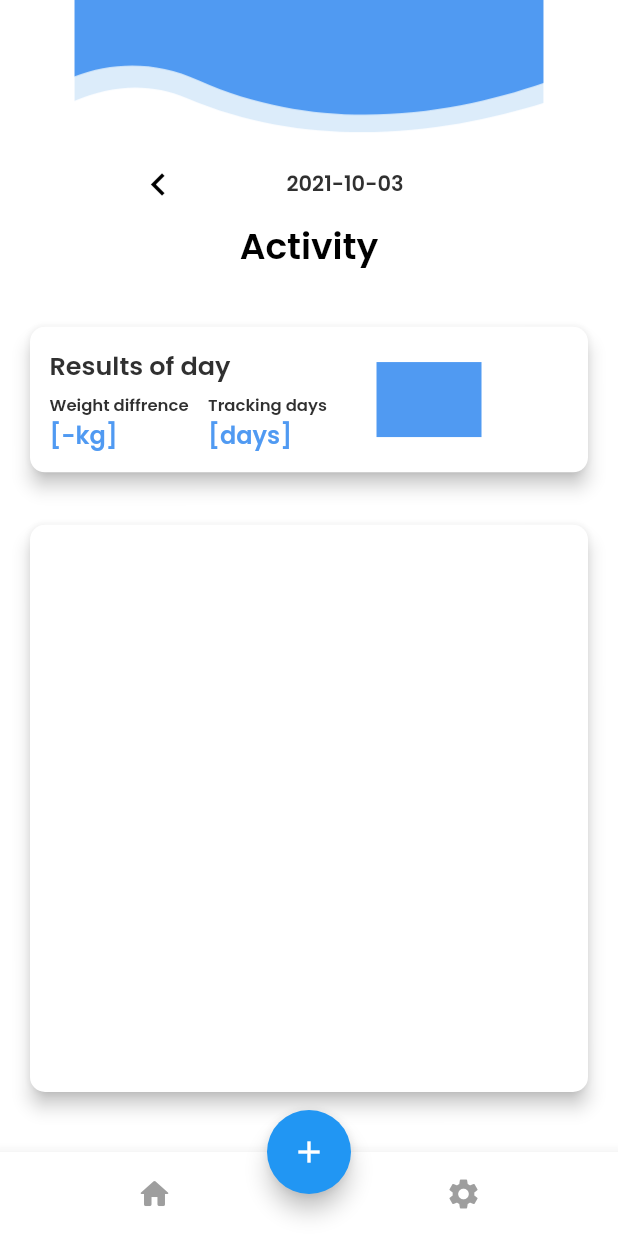
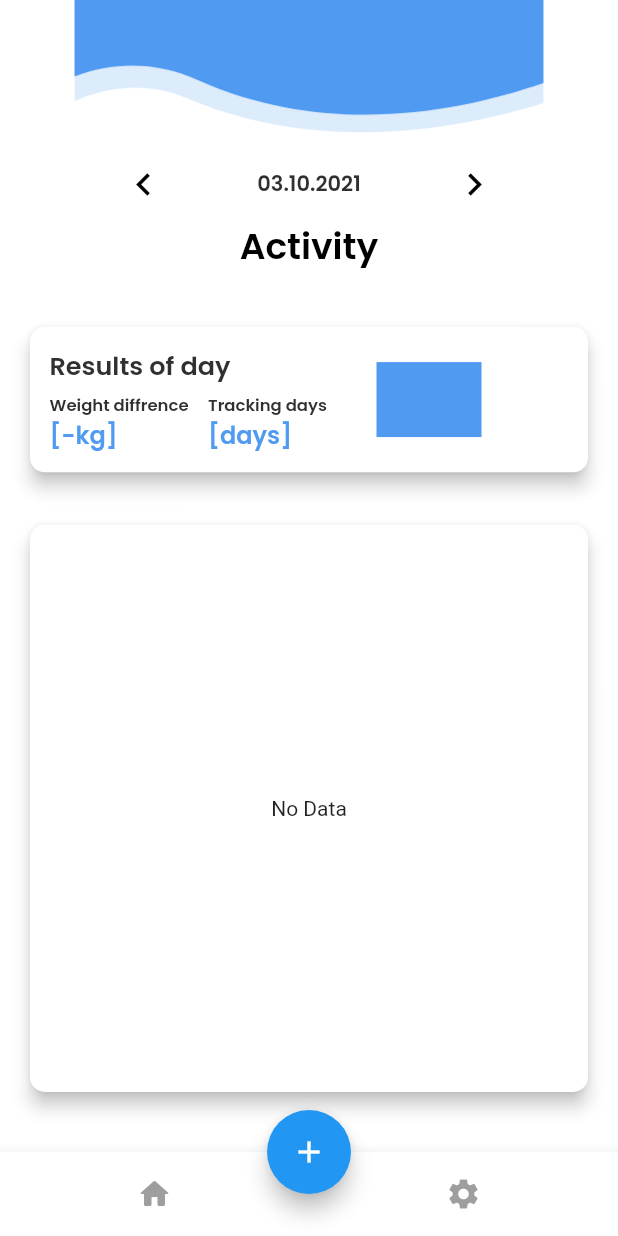
Before and after one commit to OstapFilipenko/Foody, a Flutter app: the screen it shows after launch, on a phone screen of 412 x 824 dp. Run offline on Flutter 3.47's test engine with Material 2 defaults, Android fonts, the phone set to English and light mode, and no system bars; our stand-ins replace auto_size_text, built_collection, built_value, cloud_firestore, firebase_core, flutter_svg_provider and 6 more; missing offline and left inert: scan; accounts and stored records are empty; generated files the repository leaves out were written again.

Commit message:
changed datum format

```diff
--- a/lib/home_page/home_page_widget.dart
+++ b/lib/home_page/home_page_widget.dart
@@ -37,6 +37,7 @@ class _HomePageWidgetState extends State<HomePageWidget>
   Map<String, List<ProductFirestore>> productsByDay = {};
   String today;
   String currentDay;
+  String displayedCurrentDay;
   int daysLoaded = 5;
   int dayMoveHelper = 0;
 
@@ -51,6 +52,7 @@ class _HomePageWidgetState extends State<HomePageWidget>
     String now = DateFormat("yyyy-MM-dd hh:mm:ss").format(DateTime.now());
     today = now.split(" ")[0];
     currentDay = today;
+    displayedCurrentDay = DateFormat("dd.MM.yyyy").format(DateTime.now());
   }
 
   Future<Map<String, List<ProductFirestore>>> fillCalender() async {
@@ -200,6 +202,7 @@ class _HomePageWidgetState extends State<HomePageWidget>
                           color: Colors.black,
                           size: 30,
                         ),
+                        splashRadius: 20,
                         onPressed: () async {
                           dayMoveHelper++;
                           String day = DateFormat("yyyy-MM-dd hh:mm:ss")
@@ -213,23 +216,28 @@ class _HomePageWidgetState extends State<HomePageWidget>
                                   .format(DateTime.now()
                                       .subtract(Duration(days: dayMoveHelper)))
                                   .split(" ")[0];
+                              displayedCurrentDay = DateFormat("dd.MM.yyyy")
+                                  .format(DateTime.now());
                             },
                           );
                         },
                       ),
-                      Text(
-                        currentDay,
+                      Center(
+                        child: Text(
+                          displayedCurrentDay,
                           style: FlutterFlowTheme.bodyText1.override(
                             fontFamily: 'Poppins',
                             fontWeight: FontWeight.w600,
                           ),
                         ),
-                      dayMoveHelper > 0 ? IconButton(
+                      ),
+                      IconButton(
                         icon: Icon(
                           Icons.keyboard_arrow_right,
                           color: Colors.black,
                           size: 30,
                         ),
+                        splashRadius: 20,
                         onPressed: () {
                           dayMoveHelper--;
                           setState(
@@ -238,10 +246,12 @@ class _HomePageWidgetState extends State<HomePageWidget>
                                   .format(DateTime.now()
                                       .subtract(Duration(days: dayMoveHelper)))
                                   .split(" ")[0];
+                              displayedCurrentDay = DateFormat("dd.MM.yyyy")
+                                  .format(DateTime.now());
                             },
                           );
                         },
-                      ) : Container(),
+                      )
                     ],
                   ).animated([animationsMap['textOnPageLoadAnimation']]),
                   Align(
@@ -399,19 +409,24 @@ class _HomePageWidgetState extends State<HomePageWidget>
                           color: Colors.white,
                           borderRadius: BorderRadius.circular(10),
                         ),
-                        child: productsByDay[currentDay] != null ? ListView.builder(
+                        child: productsByDay[currentDay] != null &&
+                                productsByDay[currentDay].length != 0
+                            ? ListView.builder(
                                 shrinkWrap: true,
                                 itemCount: productsByDay[currentDay].length,
                                 itemBuilder: (BuildContext context, int index) {
                                   return Padding(
-                              padding: EdgeInsets.fromLTRB(10, 10, 10, 10),
+                                    padding:
+                                        EdgeInsets.fromLTRB(10, 10, 10, 10),
                                     child: InkWell(
                                       onTap: () async {
                                         await Navigator.pushAndRemoveUntil(
                                           context,
                                           PageTransition(
-                                      type: PageTransitionType.rightToLeft,
-                                      duration: Duration(milliseconds: 300),
+                                            type:
+                                                PageTransitionType.rightToLeft,
+                                            duration:
+                                                Duration(milliseconds: 300),
                                             reverseDuration:
                                                 Duration(milliseconds: 300),
                                             child: ProductDetailsPageWidget(),
@@ -423,12 +438,13 @@ class _HomePageWidgetState extends State<HomePageWidget>
                                         mainAxisSize: MainAxisSize.max,
                                         mainAxisAlignment:
                                             MainAxisAlignment.spaceBetween,
-                                  crossAxisAlignment: CrossAxisAlignment.center,
+                                        crossAxisAlignment:
+                                            CrossAxisAlignment.center,
                                         children: [
                                           Text(
                                             productsByDay[today][index].name,
-                                      style:
-                                          FlutterFlowTheme.bodyText1.override(
+                                            style: FlutterFlowTheme.bodyText1
+                                                .override(
                                               fontFamily: 'Poppins',
                                               fontWeight: FontWeight.w600,
                                             ),
@@ -438,8 +454,8 @@ class _HomePageWidgetState extends State<HomePageWidget>
                                                     .calories
                                                     .toString() +
                                                 " kcal",
-                                      style:
-                                          FlutterFlowTheme.bodyText1.override(
+                                            style: FlutterFlowTheme.bodyText1
+                                                .override(
                                               fontFamily: 'Poppins',
                                               fontWeight: FontWeight.w600,
                                             ),
@@ -449,7 +465,8 @@ class _HomePageWidgetState extends State<HomePageWidget>
                                     ),
                                   );
                                 },
-                        ) : Center(
+                              )
+                            : Center(
                                 child: Text("No Data"),
                               ),
                       ),
```
Lines whose indentation alone changed are shown as unchanged.
